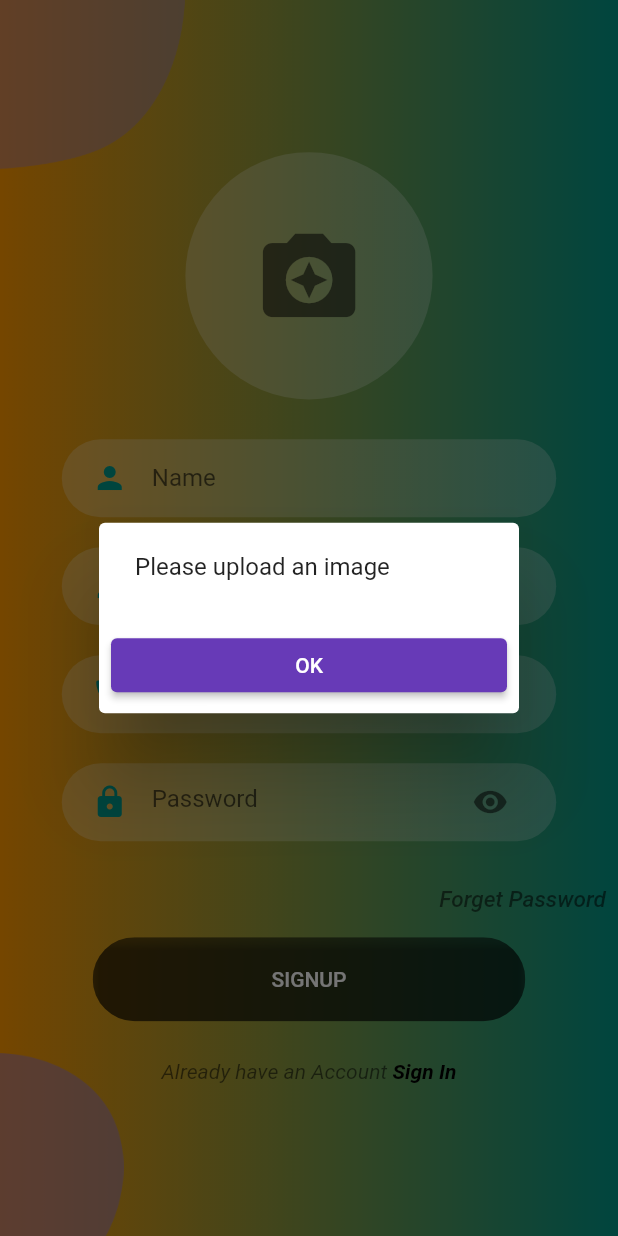
After one commit to otegaoo/flutter-fiverr, a Flutter app: the SignupScreen screen opened directly, after a tap on "SIGNUP", on a phone screen of 412 x 824 dp. The commit adds this screen. Run offline on Flutter 3.47's test engine with Material 2 defaults, Android fonts, the phone set to English and light mode, and no system bars; our stand-ins replace cloud_firestore, firebase_auth, firebase_core, firebase_storage, image_cropper, image_picker; accounts and stored records are empty.

```diff
--- /dev/null
+++ b/fiverr/lib/DialogBox/error_dialog.dart
@@ -0,0 +1,28 @@
+import 'package:fiverr/WelcomeScreen/welcome_screen.dart';
+import 'package:flutter/material.dart';
+
+class ErrorAlertDialog extends StatelessWidget {
+
+  final String message;
+  const ErrorAlertDialog({required this.message});
+
+  @override
+  Widget build(BuildContext context) {
+    return AlertDialog(
+      key: key,
+      content: Text(message),
+      actions: [
+        ElevatedButton(
+          onPressed: ()
+          {
+            Navigator.pushReplacement(context,
+              MaterialPageRoute(builder: (context) => WelcomeScreen()));
+          },
+          child: const Center(
+            child: Text('OK'),
+          ),
+        ),
+      ]
+    );
+  }
+}
--- /dev/null
+++ b/fiverr/lib/SignupScreen/background.dart
@@ -0,0 +1,49 @@
+import 'package:flutter/material.dart';
+
+class SignupBackground extends StatelessWidget {
+
+  final Widget child;
+
+  SignupBackground({
+    required this.child,
+  });
+
+  @override
+  Widget build(BuildContext context) {
+    Size size = MediaQuery.of(context).size;
+    return Container(
+      decoration: const BoxDecoration(
+        gradient: LinearGradient(
+          colors: [Colors.orange, Colors.teal],
+          begin: Alignment.centerLeft,
+          end: Alignment.centerRight,
+          stops: [0.0, 1.0],
+          tileMode: TileMode.clamp
+        )
+      ),
+      height: size.height,
+      width: double.infinity,
+      child: Stack(
+        alignment: Alignment.center,
+        children: [
+          Positioned(
+            top: 0,
+            left: 0,
+              child: Image.asset('assets/images/signup_top.png',
+              color: Colors.deepPurple.shade300,
+              width: size.width * 0.3,)
+              ),
+          Positioned(
+            bottom: 0,
+            left: 0,
+              child: Image.asset('assets/images/main_bottom.png',
+              color: Colors.deepPurple.shade300,
+              width: size.width * 0.2,
+              )
+          ),
+          child,
+        ],
+      )
+    );
+  }
+}
--- /dev/null
+++ b/fiverr/lib/SignupScreen/body.dart
@@ -0,0 +1,306 @@
+import 'dart:io';
+
+import 'package:cloud_firestore/cloud_firestore.dart';
+import 'package:firebase_auth/firebase_auth.dart';
+import 'package:firebase_storage/firebase_storage.dart';
+import 'package:fiverr/DialogBox/error_dialog.dart';
+import 'package:fiverr/ForgetPassword/forget_password.dart';
+import 'package:fiverr/HomeScreen/home_screen.dart';
+import 'package:fiverr/LoginScreen/login_screen.dart';
+import 'package:fiverr/Widgets/already_have_an_account_check.dart';
+import 'package:fiverr/Widgets/rounded_button.dart';
+import 'package:fiverr/Widgets/rounded_input_field.dart';
+import 'package:fiverr/Widgets/rounded_password_field.dart';
+import 'package:flutter/material.dart';
+import 'package:image_cropper/image_cropper.dart';
+import 'package:image_picker/image_picker.dart';
+
+import '../Widgets/global_variable.dart';
+import 'background.dart';
+
+class SignupBody extends StatefulWidget {
+
+  @override
+  State<SignupBody> createState() => _SignupBodyState();
+}
+
+class _SignupBodyState extends State<SignupBody> {
+
+  String userPhotoUrl = '';
+
+  File? _image;
+  bool _isLoading = false;
+
+  final signupFormKey = GlobalKey<FormState>();
+
+  final TextEditingController _nameController = TextEditingController();
+  final TextEditingController _emailController = TextEditingController();
+  final TextEditingController _passwordController = TextEditingController();
+  final TextEditingController _phoneController = TextEditingController();
+
+  final FirebaseAuth _auth = FirebaseAuth.instance;
+
+  void _getFromCamera() async
+  {
+    XFile? pickedFile = await ImagePicker().pickImage(source: ImageSource.camera);
+    _cropImage(pickedFile!.path);
+    // ignore: use_build_context_synchronously
+    Navigator.pop(context);
+  }
+
+  void _getFromGallery() async
+  {
+    XFile? pickedFile = await ImagePicker().pickImage(source: ImageSource.gallery);
+    _cropImage(pickedFile!.path);
+    // ignore: use_build_context_synchronously
+    Navigator.pop(context);
+  }
+
+  void _cropImage(filePath) async
+  {
+    CroppedFile? croppedImage = await ImageCropper().cropImage(
+      sourcePath: filePath, maxHeight: 1080, maxWidth: 1080
+    );
+
+    if(croppedImage != null)
+    {
+      setState(() {
+        _image = File(croppedImage.path);
+      });
+    }
+  }
+
+  void _showImageDialog()
+  {
+    showDialog(
+      context: context,
+      builder: (context)
+      {
+        return AlertDialog(
+          title: const Text('Please choose an option'),
+          content: Column(
+            mainAxisSize: MainAxisSize.min,
+            children: [
+              InkWell(
+                onTap: ()
+                {
+                  _getFromCamera();
+                },
+                child: const Row(
+                  children: [
+                    Padding(
+                      padding: EdgeInsets.all(4.0),
+                      child: Icon(
+                        Icons.camera,
+                        color: Colors.purple,
+                      ),
+                    ),
+                    Text(
+                      'Camera',
+                      style: TextStyle(color: Colors.purple),
+                    ),
+                  ],
+                )
+              ),
+              InkWell(
+                onTap: ()
+                {
+                  _getFromGallery();
+                },
+                child: const Row(
+                  children: [
+                    Padding(
+                      padding: EdgeInsets.all(4.0),
+                      child: Icon(
+                        Icons.camera,
+                        color: Colors.purple,
+                      ),
+                    ),
+                    Text(
+                      'Gallery',
+                      style: TextStyle(color: Colors.purple),
+                    ),
+                  ],
+                )
+              )
+            ],
+          )
+        );
+      }
+    );
+  }
+
+  void submitFormOnSignup() async
+  {
+    final isValid = signupFormKey.currentState!.validate();
+    if(isValid)
+    {
+      if(_image == null)
+      {
+        showDialog(
+          context: context,
+          builder: (context)
+          {
+            return const ErrorAlertDialog(
+              message: 'Please upload an image',
+              );
+          }
+        );
+        return;
+      }
+      setState(() {
+        _isLoading = true;
+      });
+
+      try
+      {
+        await _auth.createUserWithEmailAndPassword(
+          email: _emailController.text.trim().toLowerCase(),
+          password: _passwordController.text.trim(),
+          );
+
+          final User? user = _auth.currentUser;
+          uid = user!.uid;
+
+          final ref = FirebaseStorage.instance.ref().child('userImages').child(uid + '.jpg');
+          await ref.putFile(_image!);
+          userPhotoUrl = await ref.getDownloadURL();
+          FirebaseFirestore.instance.collection('users').doc(uid).set({
+            'userName': _nameController.text.trim(),
+            'id': uid,
+            'userNumber': _phoneController.text.trim(),
+            'userEmail': _emailController.text.trim(),
+            'userImage': userPhotoUrl,
+            'time': DateTime.now(),
+            'status': 'approved'
+          }
+        );
+        // ignore: use_build_context_synchronously
+        Navigator.pushReplacement(context,
+          MaterialPageRoute(builder: (context) => HomeScreen()));
+      }
+      catch(error)
+      {
+        setState(() {
+          _isLoading = false;
+        });
+        ErrorAlertDialog(message: error.toString(),);
+      }
+    }
+    setState(() {
+      _isLoading = false;
+    });
+  }
+
+  @override
+  Widget build(BuildContext context) {
+    double screenWidth = MediaQuery.of(context).size.width,
+            screenHeight = MediaQuery.of(context).size.height;
+    return SignupBackground(
+      child: SingleChildScrollView(
+        child: Column(
+          mainAxisAlignment: MainAxisAlignment.center,
+          children: [
+            Form(
+              key: signupFormKey,
+              child: InkWell(
+                onTap: (){
+                  _showImageDialog();
+                },
+                child: CircleAvatar(
+                  radius: screenWidth * 0.20,
+                  backgroundColor: Colors.white24,
+                  backgroundImage: _image == null
+                    ? null
+                    : FileImage(_image!),
+                  child: _image == null
+                    ? Icon(
+                        Icons.camera_enhance,
+                        size: screenWidth * 0.18,
+                        color: Colors.black54,
+                      )
+                    : null,
+                  ),
+              ),
+            ),
+            SizedBox(height: screenHeight * 0.02,),
+            RoundedInputField(
+              hintText: 'Name',
+              icon: Icons.person,
+              onChanged: (value)
+              {
+                _nameController.text = value;
+              }
+            ),
+            RoundedInputField(
+              hintText: 'Email',
+              icon: Icons.person,
+              onChanged: (value)
+              {
+                _emailController.text = value;
+              }
+            ),
+            RoundedInputField(
+              hintText: 'Phone Number',
+              icon: Icons.phone,
+              onChanged: (value)
+              {
+                _phoneController.text = value;
+              }
+            ),
+            RoundedPasswordField(
+              onChanged: (value)
+              {
+                _passwordController.text = value;
+              }
+            ),
+            const SizedBox(height: 5,),
+            Align(
+              alignment: Alignment.centerRight,
+              child: TextButton(
+                onPressed: ()
+                {
+                  Navigator.push(context, MaterialPageRoute(builder: (context) =>ForgetPassword()));
+                },
+                child: const Text(
+                  'Forget Password',
+                  style: TextStyle(
+                    color: Colors.black54,
+                    fontSize: 15,
+                    fontStyle: FontStyle.italic,
+                  ),
+                ),
+              )
+            ),
+            _isLoading
+            ?
+                Center(
+                  child: Container(
+                    width: 70,
+                    height: 70,
+                    child: const CircularProgressIndicator(),
+                  ),
+                )
+            :
+                RoundedButton(
+                  text: 'SIGNUP',
+                  press: ()
+                  {
+                    submitFormOnSignup();
+                  }
+                ),
+            SizedBox(height: screenHeight * 0.03,),
+            AlreadyHaveAnAccountCheck(
+              login: false,
+              press: ()
+              {
+                Navigator.push(context,
+                  MaterialPageRoute(builder: (context) => LoginScreen()));
+              }
+            ),
+          ],
+        ),
+      ),
+    );
+  }
+}
--- a/fiverr/lib/SignupScreen/signup_screen.dart
+++ b/fiverr/lib/SignupScreen/signup_screen.dart
@@ -1,3 +1,5 @@
+import 'package:fiverr/SignupScreen/background.dart';
+import 'package:fiverr/SignupScreen/body.dart';
 import 'package:flutter/material.dart';
 
 class SignupScreen extends StatelessWidget {
@@ -5,7 +7,7 @@ class SignupScreen extends StatelessWidget {
   @override
   Widget build(BuildContext context) {
     return Scaffold(
-      appBar: AppBar(title: const Text('Signup Screen'),),
+      body: SignupBody(),
     );
   }
 }
--- a/fiverr/lib/Widgets/already_have_an_account_check.dart
+++ b/fiverr/lib/Widgets/already_have_an_account_check.dart
@@ -23,7 +23,7 @@ class AlreadyHaveAnAccountCheck extends StatelessWidget {
         GestureDetector(
           onTap: press,
           child: Text(
-            login ? '  Sign Up' : 'Sign In',
+            login ? '  Sign Up' : ' Sign In',
             style: const TextStyle(
               color: Colors.black,
               fontWeight: FontWeight.bold,
--- /dev/null
+++ b/fiverr/lib/Widgets/global_variable.dart
@@ -0,0 +1,2 @@
+
+String uid = '';
--- a/fiverr/pubspec.yaml
+++ b/fiverr/pubspec.yaml
@@ -40,7 +40,7 @@ dependencies:
   cloud_firestore: ^4.8.0
   timeago: ^3.4.0
   intl: ^0.18.1
-  image_picker: ^0.8.7+5
+  image_picker: ^0.8.8
   image_cropper: ^4.0.1
   fluttertoast: ^8.2.2
   firebase_storage: ^11.2.2
```
Also changed, not shown: fiverr/lib/DialogBox/loading_dialog.dart (added, +24 -0 lines), fiverr/lib/HomeScreen/home_screen.dart (+15 -1 lines), fiverr/lib/LoginScreen/body.dart (+56 -1 lines), fiverr/lib/Widgets/loading_widget.dart (added, +12 -0 lines), fiverr/pubspec.lock, 3 other files.
